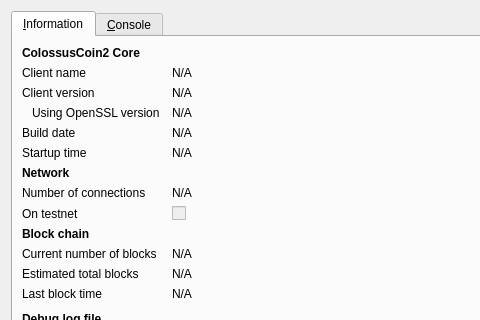
Above: src/qt/forms/rpcconsole.ui from Fly-coin/Fly-coin before the change; both pictures show x 0 to 480 and y 0 to 320 of the 740 by 450 pixel window. Below: the same form after it.
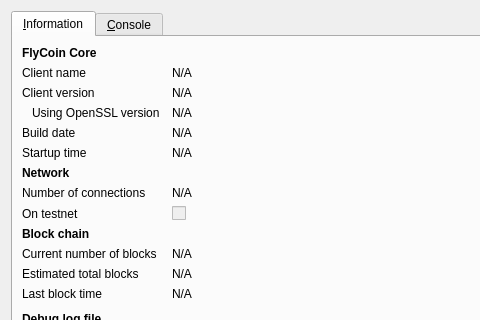
That is the form after the change. Icons and pictures are not drawn.

```diff
--- a/src/qt/forms/rpcconsole.ui
+++ b/src/qt/forms/rpcconsole.ui
@@ -36,7 +36,7 @@
           </font>
          </property>
          <property name="text">
-          <string>ColossusCoin2 Core</string>
+          <string>FlyCoin Core</string>
          </property>
         </widget>
        </item>
```
Left out of the diff: 6 changed lines with no effect on the pictures.
